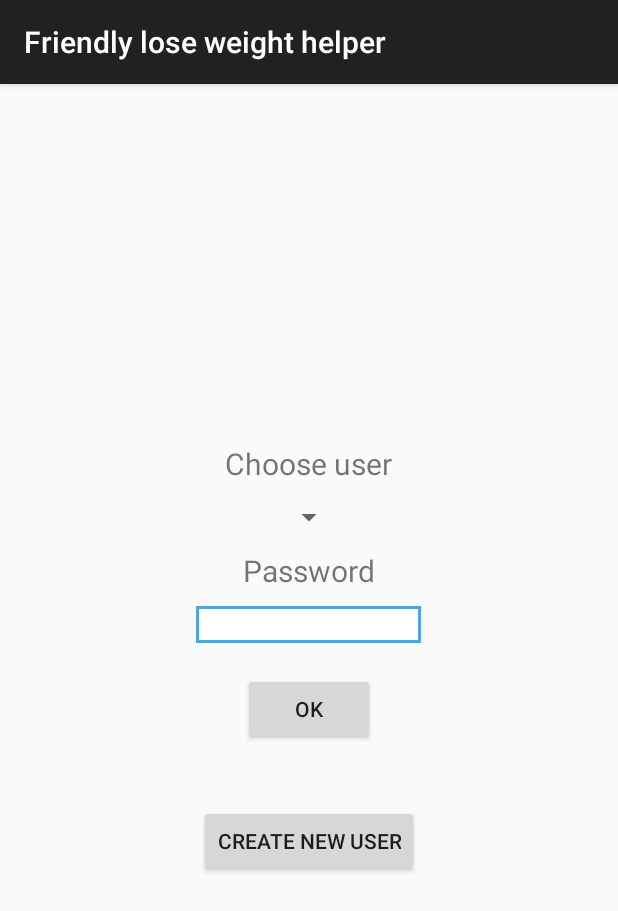
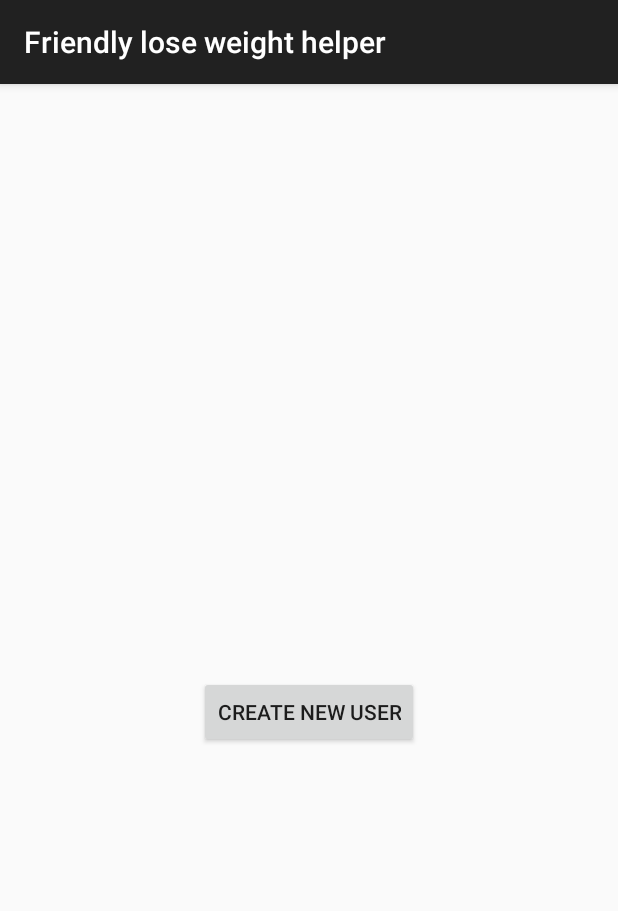
Before and after one commit to cygiMistrzKodu/WeightLoseAndroidProject, an Android app: the screen it shows after launch (LoginActivity), on a phone screen of 412 x 824 dp. Shown: the top 911 px of the screen. Run offline under Robolectric (Android 15) with nearby library versions, the phone set to English and light mode, and no system bars; 6 statements that could not run were skipped.

Commit message:
In Login page fix issue. Now when login page show up and no user is in database then only Create new user options is avilable

```diff
--- a/app/src/main/java/creator/soft/cygi/com/friendlyloseweighthelper/LoginViewFragment.java
+++ b/app/src/main/java/creator/soft/cygi/com/friendlyloseweighthelper/LoginViewFragment.java
@@ -35,6 +35,7 @@ public class LoginViewFragment extends Fragment {
     private Button createNewUserButton;
     private Space abovePasswordTextViewSpace;
     private Space belowPasswordTextViewSpace;
+    private TextView chooseUserTextView;
 
 
     @Override
@@ -63,7 +64,6 @@ public class LoginViewFragment extends Fragment {
                 editor.putString(LOGIN_USER_NAME, userData.getName());
                 editor.commit();
 
-
                 if (userData.getPassword().isEmpty()) {
 
                     belowPasswordTextViewSpace.setVisibility(View.GONE);
@@ -82,6 +82,7 @@ public class LoginViewFragment extends Fragment {
 
             @Override
             public void onNothingSelected(AdapterView<?> parent) {
+
 
             }
         });
@@ -127,9 +128,40 @@ public class LoginViewFragment extends Fragment {
         abovePasswordTextViewSpace = (Space) view.findViewById(R.id.spaceAbovePasswordTextView);
         belowPasswordTextViewSpace = (Space) view.findViewById(R.id.spaceBelowPasswordTextView);
 
+        chooseUserTextView = (TextView) view.findViewById(R.id.chooseUserTextView);
+
+        if(isNoUserExistYet()){
+            showOnlyCreateNewUserOption();
+        }
 
 
         return view;
+    }
+
+    private boolean isNoUserExistYet() {
+
+        WeightTrackDatabaseHelper weightTrackDatabaseHelper = new WeightTrackDatabaseHelper(getContext());
+
+       Long userNumber =  weightTrackDatabaseHelper.countUsersInStorage();
+
+        if(userNumber <= 0){
+            return true;
+        }
+
+        return false;
+    }
+
+    private void showOnlyCreateNewUserOption() {
+
+
+        belowPasswordTextViewSpace.setVisibility(View.GONE);
+        abovePasswordTextViewSpace.setVisibility(View.GONE);
+        passwordTextView.setVisibility(View.GONE);
+        passwordEditText.setVisibility(View.GONE);
+        okButton.setVisibility(View.GONE);
+        userListSpinner.setVisibility(View.GONE);
+        chooseUserTextView.setVisibility(View.GONE);
+
     }
 
     private void fillWithUserNames() {
--- a/app/src/main/res/layout/login_view.xml
+++ b/app/src/main/res/layout/login_view.xml
@@ -6,6 +6,7 @@
     android:gravity="center">
 
     <TextView
+        android:id="@+id/chooseUserTextView"
         android:layout_width="wrap_content"
         android:layout_height="wrap_content"
         android:text="@string/choose_user_text_view"
```
